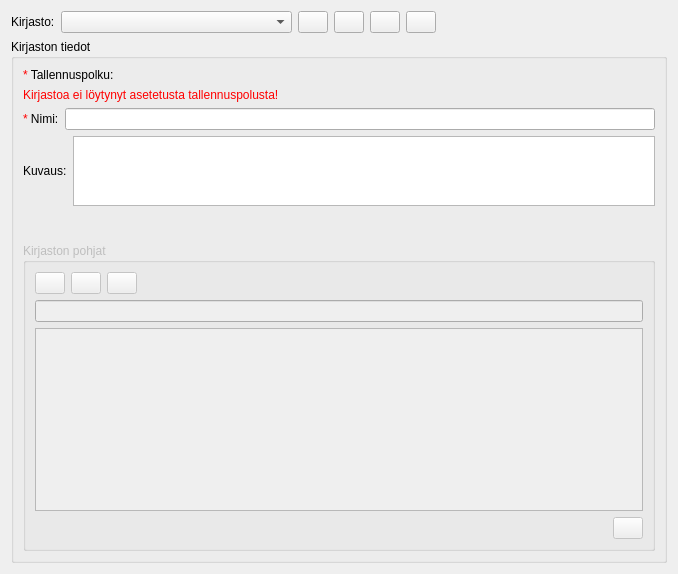
Old version of the form arho_feature_template/gui/components/library_display_widget.ui in the repository GispoCoding/arho-qgis-plugin.
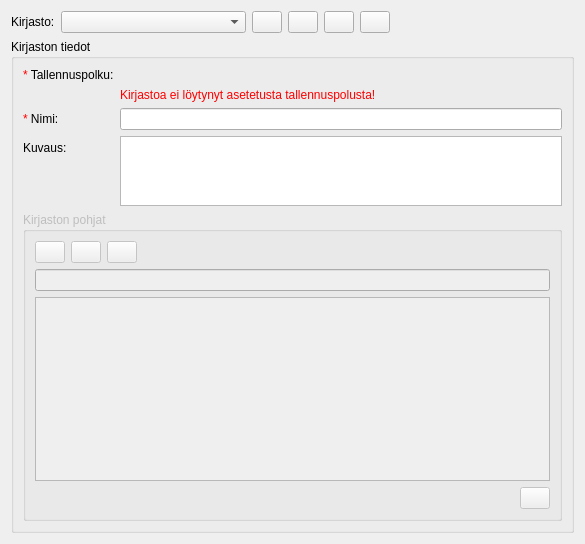
New version of the form. Custom widgets are drawn as their Qt base class.

Commit message: Place file path, name, and description into form layout

```diff
--- a/arho_feature_template/gui/components/library_display_widget.ui
+++ b/arho_feature_template/gui/components/library_display_widget.ui
@@ -6,14 +6,14 @@
    <rect>
     <x>0</x>
     <y>0</y>
-    <width>678</width>
-    <height>574</height>
+    <width>585</width>
+    <height>544</height>
    </rect>
   </property>
   <property name="windowTitle">
    <string>Form</string>
   </property>
-  <layout class="QVBoxLayout" name="verticalLayout">
+  <layout class="QVBoxLayout" name="verticalLayout_3">
    <item>
     <layout class="QHBoxLayout" name="horizontalLayout_11">
      <item>
@@ -120,17 +120,10 @@
      <property name="title">
       <string>Kirjaston tiedot</string>
      </property>
-     <layout class="QVBoxLayout" name="verticalLayout_3">
+     <layout class="QVBoxLayout" name="verticalLayout">
       <item>
-       <layout class="QHBoxLayout" name="horizontalLayout_10">
-        <item>
-         <widget class="QLabel" name="file_path_label_4">
-          <property name="text">
-           <string>&lt;html&gt;&lt;head/&gt;&lt;body&gt;&lt;p&gt;&lt;span style=&quot; color:#ff0000;&quot;&gt;*&lt;/span&gt; Tallennuspolku:&lt;/p&gt;&lt;/body&gt;&lt;/html&gt;</string>
-          </property>
-         </widget>
-        </item>
-        <item>
+       <layout class="QFormLayout" name="formLayout">
+        <item row="1" column="1">
          <widget class="QgsFileWidget" name="library_file_path">
           <property name="toolTip">
            <string>Kirjaston tallennuspolku</string>
@@ -146,44 +139,35 @@
           </property>
          </widget>
         </item>
-       </layout>
-      </item>
-      <item>
-       <widget class="QLabel" name="broken_path_warning_label">
-        <property name="text">
-         <string>&lt;html&gt;&lt;head/&gt;&lt;body&gt;&lt;p&gt;&lt;span style=&quot; color:#ff0000;&quot;&gt;Kirjastoa ei löytynyt asetetusta tallennuspolusta!&lt;/span&gt;&lt;/p&gt;&lt;/body&gt;&lt;/html&gt;</string>
-        </property>
-       </widget>
-      </item>
-      <item>
-       <layout class="QHBoxLayout" name="horizontalLayout_3">
-        <item>
+        <item row="4" column="0">
          <widget class="QLabel" name="name_label">
           <property name="text">
            <string>&lt;html&gt;&lt;head/&gt;&lt;body&gt;&lt;p&gt;&lt;span style=&quot; color:#ff0000;&quot;&gt;*&lt;/span&gt; Nimi:&lt;/p&gt;&lt;/body&gt;&lt;/html&gt;</string>
           </property>
          </widget>
         </item>
-        <item>
+        <item row="4" column="1">
          <widget class="QLineEdit" name="library_name">
           <property name="toolTip">
            <string>Kirjaston nimi</string>
           </property>
          </widget>
         </item>
-       </layout>
-      </item>
-      <item>
-       <layout class="QHBoxLayout" name="horizontalLayout_2">
-        <item>
+        <item row="6" column="0">
          <widget class="QLabel" name="description_label">
           <property name="text">
            <string>Kuvaus:</string>
           </property>
          </widget>
         </item>
-        <item>
+        <item row="6" column="1">
          <widget class="QTextEdit" name="library_description">
+          <property name="sizePolicy">
+           <sizepolicy hsizetype="Expanding" vsizetype="Preferred">
+            <horstretch>0</horstretch>
+            <verstretch>0</verstretch>
+           </sizepolicy>
+          </property>
           <property name="maximumSize">
            <size>
             <width>16777215</width>
@@ -195,21 +179,22 @@
           </property>
          </widget>
         </item>
+        <item row="1" column="0">
+         <widget class="QLabel" name="file_path_label_4">
+          <property name="text">
+           <string>&lt;html&gt;&lt;head/&gt;&lt;body&gt;&lt;p&gt;&lt;span style=&quot; color:#ff0000;&quot;&gt;*&lt;/span&gt; Tallennuspolku:&lt;/p&gt;&lt;/body&gt;&lt;/html&gt;</string>
+          </property>
+         </widget>
+        </item>
+        <item row="3" column="1">
+         <widget class="QLabel" name="broken_path_warning_label">
+          <property name="text">
+           <string>&lt;html&gt;&lt;head/&gt;&lt;body&gt;&lt;p&gt;&lt;span style=&quot; color:#ff0000;&quot;&gt;Kirjastoa ei löytynyt asetetusta tallennuspolusta!&lt;/span&gt;&lt;/p&gt;&lt;/body&gt;&lt;/html&gt;</string>
+          </property>
+         </widget>
+        </item>
        </layout>
       </item>
-      <item>
-       <spacer name="verticalSpacer">
-        <property name="orientation">
-         <enum>Qt::Vertical</enum>
-        </property>
-        <property name="sizeHint" stdset="0">
-         <size>
-          <width>20</width>
-          <height>40</height>
-         </size>
-        </property>
-       </spacer>
-      </item>
       <item>
        <widget class="QGroupBox" name="library_elements_box">
         <property name="enabled">
```
